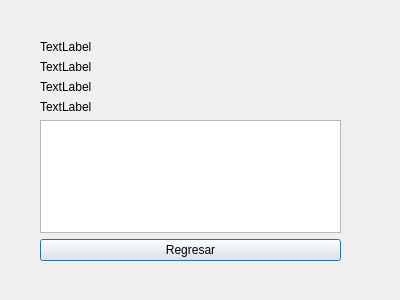
Old version of the form InfoLugarDialog.ui in the repository CamilaCuervoG/MiniGoogleMapsUQt.
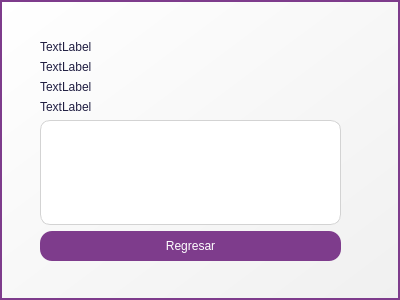
New version of the form.

Patch:
```diff
--- a/InfoLugarDialog.ui
+++ b/InfoLugarDialog.ui
@@ -13,6 +13,12 @@
   <property name="windowTitle">
    <string>Dialog</string>
   </property>
+  <property name="styleSheet">
+   <string notr="true">        QDialog {
+            background-color: qlineargradient(spread:pad, x1:0, y1:0, x2:1, y2:1, stop:0 #ffffff, stop:1 #f0f0f0);
+            border: 2px solid #7e3c8c;
+        }</string>
+  </property>
   <widget class="QWidget" name="verticalLayoutWidget">
    <property name="geometry">
     <rect>
@@ -25,6 +31,12 @@
    <layout class="QVBoxLayout" name="verticalLayout">
     <item>
      <widget class="QLabel" name="lblNombre">
+      <property name="styleSheet">
+       <string notr="true">       QLabel {
+            font: 14px 'Courier New';
+            color: #211f43;
+        }</string>
+      </property>
       <property name="text">
        <string>TextLabel</string>
       </property>
@@ -32,6 +44,12 @@
     </item>
     <item>
      <widget class="QLabel" name="lblBloque">
+      <property name="styleSheet">
+       <string notr="true">       QLabel {
+            font: 14px 'Courier New';
+            color: #211f43;
+        }</string>
+      </property>
       <property name="text">
        <string>TextLabel</string>
       </property>
@@ -39,6 +57,12 @@
     </item>
     <item>
      <widget class="QLabel" name="lblPiso">
+      <property name="styleSheet">
+       <string notr="true">       QLabel {
+            font: 14px 'Courier New';
+            color: #211f43;
+        }</string>
+      </property>
       <property name="text">
        <string>TextLabel</string>
       </property>
@@ -46,16 +70,43 @@
     </item>
     <item>
      <widget class="QLabel" name="lblCorreo">
+      <property name="styleSheet">
+       <string notr="true">       QLabel {
+            font: 14px 'Courier New';
+            color: #211f43;
+        }</string>
+      </property>
       <property name="text">
        <string>TextLabel</string>
       </property>
      </widget>
     </item>
     <item>
-     <widget class="QTextEdit" name="txtDescripcion"/>
+     <widget class="QTextEdit" name="txtDescripcion">
+      <property name="styleSheet">
+       <string notr="true">        QTextEdit {
+            background-color: #ffffff;
+            border: 1px solid #d3d3d3;
+            border-radius: 10px;
+            padding: 6px;
+            font: 14px 'Courier New';
+            color: #333333;
+        }</string>
+      </property>
+     </widget>
     </item>
     <item>
      <widget class="QPushButton" name="btnCerrar">
+      <property name="styleSheet">
+       <string notr="true">        QPushButton {
+            font: 14px 'Courier New';
+            background-color: #7e3c8c;
+            color: white;
+            padding: 8px 20px;
+            border-radius: 12px;
+            border: none;
+        }</string>
+      </property>
       <property name="text">
        <string>Regresar</string>
       </property>
```
